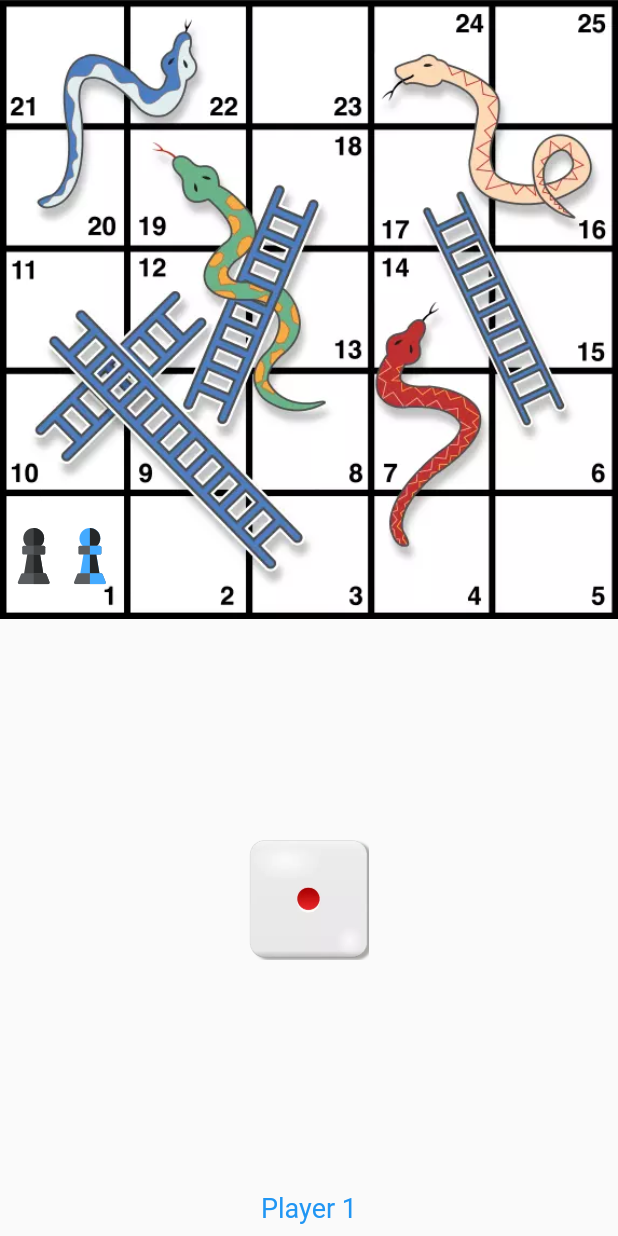
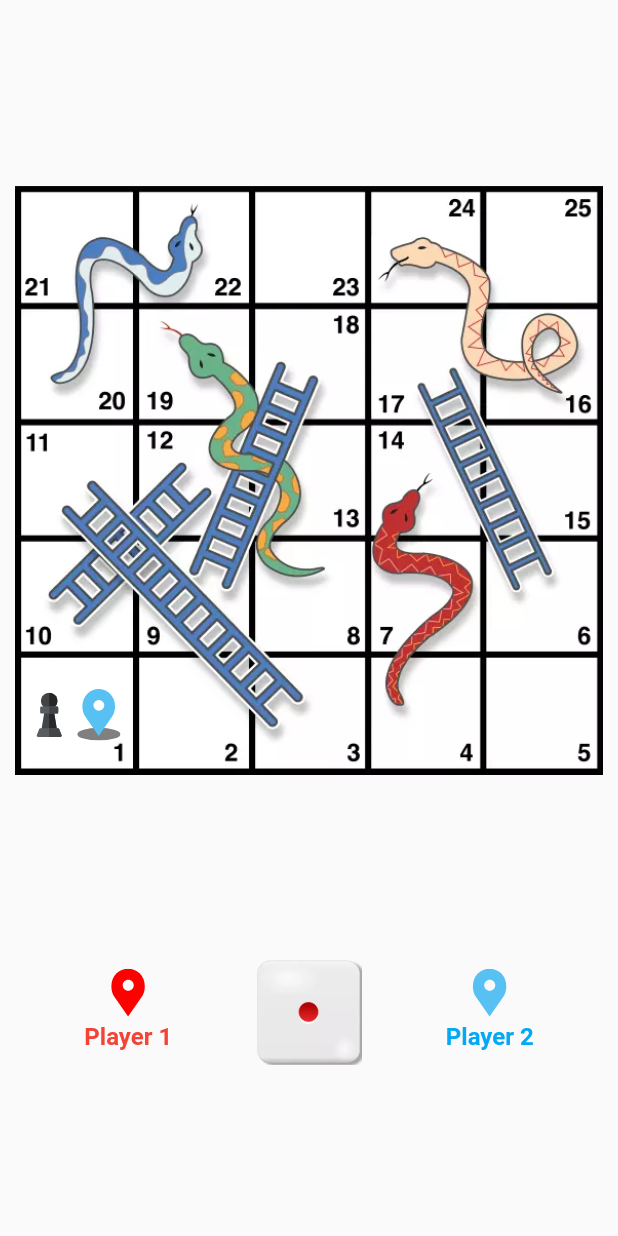
Before and after one commit to ganeshshirole/snakes_ladders_flutter, a Flutter app: the screen it shows after launch, on a phone screen of 412 x 824 dp. Run offline on Flutter 3.47's test engine with Material 2 defaults, Android fonts, the phone set to English and light mode, and no system bars; our stand-ins replace flutter_svg.

Commit message:
added improvements

```diff
--- a/lib/main.dart
+++ b/lib/main.dart
@@ -26,7 +26,8 @@ class MyApp extends StatelessWidget {
 class MyHomePage extends StatelessWidget {
   StateSetter gridState;
   StateSetter diceState;
-  StateSetter playerLabelState;
+
+//  StateSetter playerLabelState;
   BuildContext context;
 
   final String title;
@@ -63,9 +64,11 @@ class MyHomePage extends StatelessWidget {
     return Scaffold(
         body: SafeArea(
             child: Column(
-      mainAxisAlignment: MainAxisAlignment.spaceBetween,
+      mainAxisAlignment: MainAxisAlignment.spaceEvenly,
       children: <Widget>[
-        Stack(
+        Padding(
+          padding: const EdgeInsets.all(10.0),
+          child: Stack(
             children: <Widget>[
               Image.asset('images/snakes_ladders_game_background.webp'),
               FutureBuilder<GridData>(
@@ -81,8 +84,8 @@ class MyHomePage extends StatelessWidget {
                     case ConnectionState.done:
                       if (snapshot.hasError)
                         return Text('Error: ${snapshot.error}');
-                    return StatefulBuilder(
-                        builder: (BuildContext context, StateSetter setState) {
+                      return StatefulBuilder(builder:
+                          (BuildContext context, StateSetter setState) {
                         gridState = setState;
                         return GridView.builder(
                           shrinkWrap: true,
@@ -94,8 +97,8 @@ class MyHomePage extends StatelessWidget {
                                     .data.gridItems[position].goToPosition;
                             } else if (player2Pos ==
                                 snapshot.data.gridItems[position].position)
-                            player2GotoPos =
-                                snapshot.data.gridItems[position].goToPosition;
+                              player2GotoPos = snapshot
+                                  .data.gridItems[position].goToPosition;
 
                             return Container(
                               child: Center(
@@ -104,22 +107,28 @@ class MyHomePage extends StatelessWidget {
                                   children: <Widget>[
                                     Visibility(
                                       visible: player1Pos ==
-                                        snapshot
-                                            .data.gridItems[position].position,
+                                          snapshot.data.gridItems[position]
+                                              .position,
+                                      child: Padding(
+                                        padding: const EdgeInsets.all(2.0),
                                         child: SvgPicture.asset(
                                           'vectors/pawn1.svg',
                                           fit: BoxFit.fitHeight,
-                                      width: screenWidth / 11,
+                                          width: screenWidth / 14,
+                                        ),
                                       ),
                                     ),
                                     Visibility(
                                       visible: player2Pos ==
-                                        snapshot
-                                            .data.gridItems[position].position,
+                                          snapshot.data.gridItems[position]
+                                              .position,
+                                      child: Padding(
+                                        padding: const EdgeInsets.all(2.0),
                                         child: SvgPicture.asset(
                                           'vectors/pawn2.svg',
                                           fit: BoxFit.fitHeight,
-                                      height: screenWidth / 11,
+                                          height: screenWidth / 12,
+                                        ),
                                       ),
                                     ),
                                   ],
@@ -128,7 +137,8 @@ class MyHomePage extends StatelessWidget {
                             );
                           },
                           itemCount: snapshot.data.gridItems.length,
-                        gridDelegate: SliverGridDelegateWithFixedCrossAxisCount(
+                          gridDelegate:
+                              SliverGridDelegateWithFixedCrossAxisCount(
                                   crossAxisCount: 5),
                         );
                       });
@@ -138,6 +148,23 @@ class MyHomePage extends StatelessWidget {
               ),
             ],
           ),
+        ),
+        Row(
+          mainAxisAlignment: MainAxisAlignment.spaceEvenly,
+          children: <Widget>[
+            Column(
+              children: <Widget>[
+                SvgPicture.asset(
+                  'vectors/pawn1_no_shadow.svg',
+                  fit: BoxFit.fitHeight,
+                  width: screenWidth / 14,
+                ),
+                Padding(
+                  padding: const EdgeInsets.all(4.0),
+                  child: Text('Player 1', style: TextStyle(color: Colors.red, fontSize: 16, fontWeight: FontWeight.bold),),
+                )
+              ],
+            ),
             GestureDetector(
                 onTap: startTimeout,
                 child: StatefulBuilder(
@@ -145,19 +172,24 @@ class MyHomePage extends StatelessWidget {
                   diceState = setState;
                   return Image.asset(
                     diceIcons[randomNumber],
-                height: 80.0,
+                    height: 70.0,
+                    width: 70.0,
                   );
                 })),
+            Column(
+              children: <Widget>[
+                SvgPicture.asset(
+                  'vectors/pawn2_no_shadow.svg',
+                  fit: BoxFit.fitHeight,
+                  width: screenWidth / 14,
+                ),
                 Padding(
-          padding: const EdgeInsets.all(8.0),
-          child: StatefulBuilder(
-              builder: (BuildContext context, StateSetter setState) {
-            playerLabelState = setState;
-            return Text(
-              (player1 ? 'Player 1' : 'Player 2'),
-              style: TextStyle(fontSize: 18.0, color: Colors.blue),
-            );
-          }),
+                  padding: const EdgeInsets.all(4.0),
+                  child: Text('Player 2', style: TextStyle(color: Colors.lightBlue, fontSize: 16, fontWeight: FontWeight.bold),),
+                )
+              ],
+            )
+          ],
         )
       ],
     )));
@@ -201,9 +233,9 @@ class MyHomePage extends StatelessWidget {
       Timer.periodic(
           duration, (Timer movesTimer) => handleMoveTimeout(movesTimer));
     } else {
-      playerLabelState(() {
+//      playerLabelState(() {
       player1 = !player1;
-      });
+//      });
 
       isRunning = false;
     }
@@ -246,31 +278,30 @@ class MyHomePage extends StatelessWidget {
     isRunning = false;
 
     // Player win
-    if (player1Pos == 25 || player2Pos == 25)
+    if (player1Pos == 25 || player2Pos == 25) {
       _showDialog();
-    else {
-      playerLabelState(() {
+    } else {
+//      playerLabelState(() {
       player1 = !player1;
-      });
+//      });
     }
   }
 
   // reset if position 25
   reset() {
-    playerLabelState(() {
+//    playerLabelState(() {
     player1 = true;
-    });
+//    });
     gridState(() {
       player1Pos = 1;
       player2Pos = 1;
     });
-    Navigator.of(context).pop();
   }
 
   // user defined function
-  void _showDialog() {
+  _showDialog() async {
     // flutter defined function
-    showDialog(
+    var action = await showDialog(
       context: context,
       builder: (BuildContext context) {
         // return object of type Dialog
@@ -283,12 +314,20 @@ class MyHomePage extends StatelessWidget {
             new FlatButton(
               child: new Text("Thanks"),
               onPressed: () {
-                reset();
+                Navigator.of(context).pop("Thanks");
               },
             ),
           ],
         );
       },
     );
+
+    if (action == null) {
+      print('Do nothing.');
+      reset();
+    } else if (action == 'Thanks') {
+      print('Thanks');
+      reset();
     }
   }
+}
--- a/lib/model/grid_item.dart
+++ b/lib/model/grid_item.dart
@@ -1,16 +1,12 @@
 class GridItem {
   int position;
   int goToPosition;
-  bool isSnake;
-  bool isLadder;
 
-  GridItem({this.position, this.goToPosition, this.isSnake, this.isLadder});
+  GridItem({this.position, this.goToPosition});
 
   factory GridItem.fromJson(Map<String, dynamic> parsedJson) {
     return GridItem(
         position: parsedJson['position'],
-        goToPosition: parsedJson['goToPosition'],
-        isSnake: parsedJson['isSnake'],
-        isLadder: parsedJson['isLadder']);
+        goToPosition: parsedJson['goToPosition']);
   }
 }
```
Also changed, not shown: assets/grid_data.json (+0 -50 lines), images/dice3d.webp (deleted), images/dice3droll.webp (deleted), vectors/pawn1_no_shadow.svg (added), vectors/pawn2.svg, vectors/pawn2_no_shadow.svg (added), vectors/shadow.svg (added). Lines whose indentation alone changed are shown as unchanged.
